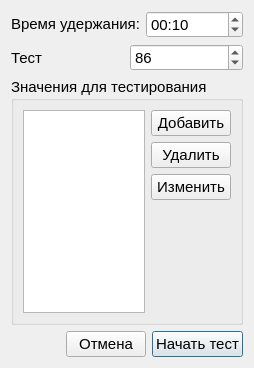
Old version of the form Src/Ui/TestSettings/StepTestSettings.ui in the repository Rekvim/MpiSki.
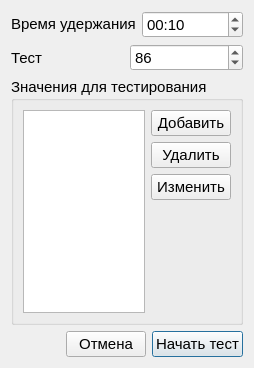
New version of the form.

Diff of the .ui file:
```diff
--- a/Src/Ui/TestSettings/StepTestSettings.ui
+++ b/Src/Ui/TestSettings/StepTestSettings.ui
@@ -24,7 +24,7 @@
      <item>
       <widget class="QLabel" name="label">
        <property name="text">
-        <string>&lt;html&gt;&lt;head/&gt;&lt;body&gt;&lt;p&gt;&lt;span style=&quot; font-size:11pt;&quot;&gt;Время удержания:&lt;/span&gt;&lt;/p&gt;&lt;/body&gt;&lt;/html&gt;</string>
+        <string>&lt;html&gt;&lt;head/&gt;&lt;body&gt;&lt;p&gt;Время удержания&lt;/p&gt;&lt;/body&gt;&lt;/html&gt;</string>
        </property>
       </widget>
      </item>
```
